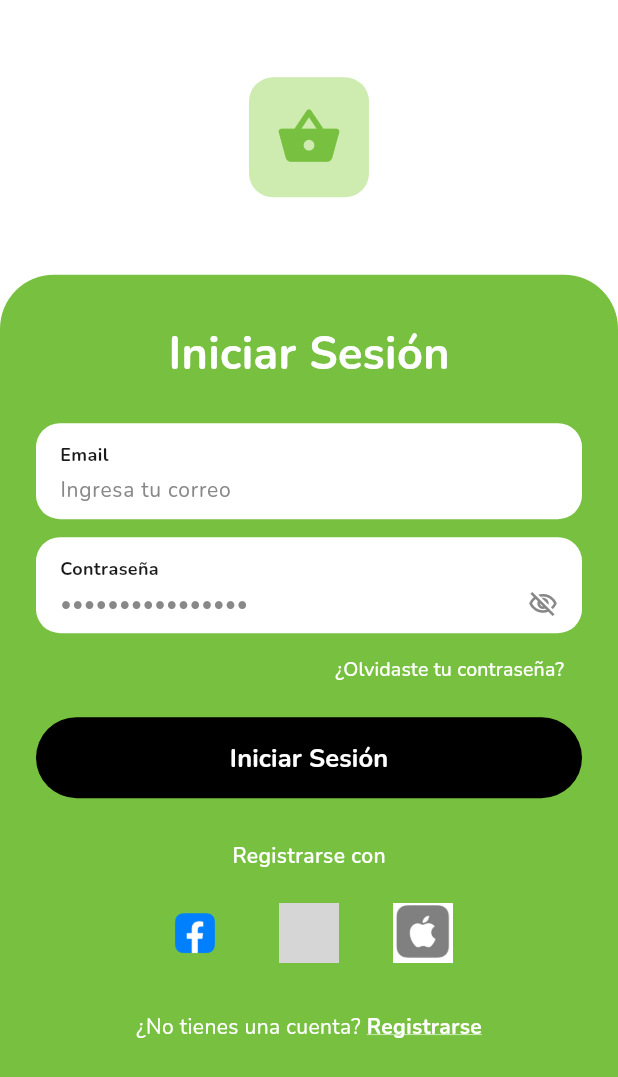
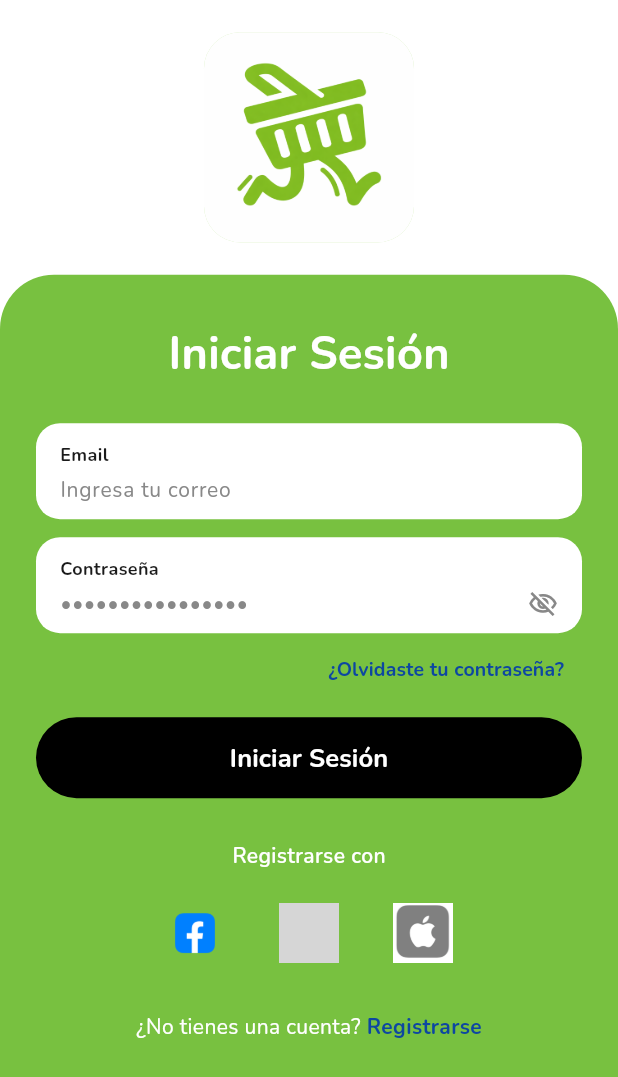
Before and after one commit to Alejom-hub/frontend_waste2zero, a Flutter app: the screen it shows after launch, after a tap on "Iniciar Sesión", on a phone screen of 412 x 824 dp. Shown: the top 1077 px of the screen. Run offline on Flutter 3.47's test engine with Material 3 defaults, Android fonts, the phone set to English and light mode, and no system bars; grey boxes are pictures that could not be loaded.

Commit message:
adding logos and changing main screens, adding last details

```diff
--- a/lib/screens/login_screen.dart
+++ b/lib/screens/login_screen.dart
@@ -41,22 +41,30 @@ class _LoginScreenState extends State<LoginScreen> {
         children: [
           // ── Zona blanca superior con logo ──
           Expanded(
-            flex: 2,
+            flex: 2, // Reducido para que la tarjeta verde suba
             child: SafeArea(
               bottom: false,
               child: Center(
                 child: Container(
-                  width: 80,
-                  height: 80,
-                  // TODO: reemplazar con Image.asset('assets/images/logo_waste2zero.png')
+                  width: 140, // Logo grande
+                  height: 140,
                   decoration: BoxDecoration(
                     color: AppColors.lightGreen,
-                    borderRadius: BorderRadius.circular(16),
+                    borderRadius: BorderRadius.circular(24),
                   ),
-                  child: const Icon(
-                    Icons.shopping_basket_rounded,
-                    color: AppColors.primaryGreen,
-                    size: 44,
+                  child: ClipRRect(
+                    borderRadius: BorderRadius.circular(24),
+                    child: Image.asset(
+                      'assets/images/greenlogo.png',
+                      fit: BoxFit.contain,
+                      errorBuilder: (context, error, stackTrace) {
+                        return const Icon(
+                          Icons.shopping_basket_rounded,
+                          color: AppColors.primaryGreen,
+                          size: 80,
+                        );
+                      },
+                    ),
                   ),
                 ),
               ),
@@ -134,12 +142,12 @@ class _LoginScreenState extends State<LoginScreen> {
                           onPressed: () {
                             // TODO: pantalla de recuperar contraseña
                           },
-                          child: const Text(
+                          child: Text(
                             '¿Olvidaste tu contraseña?',
                             style: TextStyle(
-                              color: Colors.white,
+                              color: Colors.blue[900],
                               fontSize: 13,
-                              fontWeight: FontWeight.w500,
+                              fontWeight: FontWeight.bold,
                             ),
                           ),
                         ),
@@ -236,14 +244,12 @@ class _LoginScreenState extends State<LoginScreen> {
                                 ),
                               );
                             },
-                            child: const Text(
+                            child: Text(
                               'Registrarse',
                               style: TextStyle(
-                                color: Colors.white,
+                                color: Colors.blue[900],
                                 fontSize: 14,
                                 fontWeight: FontWeight.bold,
-                                decoration: TextDecoration.underline,
-                                decorationColor: Colors.white,
                               ),
                             ),
                           ),
--- a/lib/screens/register_screen.dart
+++ b/lib/screens/register_screen.dart
@@ -233,13 +233,12 @@ class _RegisterScreenState extends State<RegisterScreen> {
                                 ),
                               );
                             },
-                            child: const Text(
+                            child: Text(
                               'Iniciar Sesión',
                               style: TextStyle(
-                                color: Colors.white,
+                                color: Colors.blue[900],
                                 fontSize: 14,
                                 fontWeight: FontWeight.bold,
-                                decoration: TextDecoration.underline,
                                 decorationColor: Colors.white,
                               ),
                             ),
--- a/lib/screens/welcome_screen.dart
+++ b/lib/screens/welcome_screen.dart
@@ -11,97 +11,69 @@ class WelcomeScreen extends StatelessWidget {
     return Scaffold(
       backgroundColor: AppColors.primaryGreen,
       body: SafeArea(
-        child: Column(
+        child: Stack(
           children: [
-            // ── Logo area (flex to fill most of the screen) ──
-            Expanded(
-              child: Center(
+            // ── LOGO: Control de POSICIÓN (x, y) y TAMAÑO (width, height) ──
+            Align(
+              // alignment: Alignment(x, y)
+              // x: -1.0 (izquierda) a 1.0 (derecha)
+              // y: -1.0 (arriba) a 1.0 (abajo)
+              // 0.0, 0.0 es el centro perfecto.
+              alignment: const Alignment(0.0, -0.15),
               child: Padding(
-                  padding: const EdgeInsets.symmetric(horizontal: 40),
-                  child: Column(
-                    mainAxisAlignment: MainAxisAlignment.center,
-                    children: [
-                      // ── PLACEHOLDER PARA EL LOGO ──
-                      // Reemplaza este Container con tu Image.asset(...)
-                      // Ejemplo:
-                      //   Image.asset(
-                      //     'assets/images/logo_waste2zero.png',
-                      //     width: 280,
-                      //   )
-                      Container(
-                        width: 280,
-                        height: 280,
-                        decoration: BoxDecoration(
-                          color: Colors.transparent,
-                          borderRadius: BorderRadius.circular(20),
-                        ),
-                        // Descomenta la siguiente linea cuando tengas el logo:
-                        // child: Image.asset('assets/images/logo_waste2zero.png'),
-                      ),
-                    ],
-                  ),
+                padding: const EdgeInsets.symmetric(horizontal: 20),
+                child: Image.asset(
+                  'assets/images/logow2z.png',
+                  width: 340,  // <--- Ajusta el ANCHO aquí
+                  height: 340, // <--- Ajusta el ALTO aquí
+                  fit: BoxFit.contain,
+                  errorBuilder: (context, error, stackTrace) {
+                    return const Icon(
+                      Icons.shopping_basket_rounded,
+                      color: Colors.white,
+                      size: 160,
+                    );
+                  },
                 ),
               ),
             ),
 
-            // ── Botones en la parte inferior ──
-            Padding(
-              padding: const EdgeInsets.fromLTRB(32, 0, 32, 48),
+            // ── Zona de Botones alineada al fondo ──
+            Align(
+              alignment: Alignment.bottomCenter,
+              child: Padding(
+                padding: const EdgeInsets.fromLTRB(32, 0, 32, 60),
                 child: Column(
+                  mainAxisSize: MainAxisSize.min,
                   children: [
                     // Botón Registrarse
-                  SizedBox(
-                    width: double.infinity,
-                    height: 56,
-                    child: ElevatedButton(
+                    _WelcomeButton(
+                      text: 'Registrarse',
                       onPressed: () {
                         Navigator.of(context).push(
-                          MaterialPageRoute(
-                            builder: (_) => const RegisterScreen(),
-                          ),
+                          MaterialPageRoute(builder: (_) => const RegisterScreen()),
                         );
                       },
-                      style: ElevatedButton.styleFrom(
-                        backgroundColor: Colors.white.withValues(alpha: 0.30),
-                        foregroundColor: Colors.white,
-                        elevation: 0,
-                        shape: RoundedRectangleBorder(
-                          borderRadius: BorderRadius.circular(32),
-                        ),
-                      ),
-                      child: const Text(
-                        'Registrarse',
-                        style: TextStyle(
-                          fontSize: 18,
-                          fontWeight: FontWeight.bold,
-                          letterSpacing: 0.5,
-                        ),
-                      ),
-                    ),
+                      backgroundColor: Colors.white.withOpacity(0.3),
+                      textColor: Colors.white,
                     ),
 
-                  const SizedBox(height: 20),
+                    const SizedBox(height: 16),
 
-                  // Enlace Iniciar Sesión
-                  GestureDetector(
-                    onTap: () {
+                    // Botón Iniciar Sesión
+                    _WelcomeButton(
+                      text: 'Iniciar Sesión',
+                      onPressed: () {
                         Navigator.of(context).push(
-                        MaterialPageRoute(
-                          builder: (_) => const LoginScreen(),
-                        ),
+                          MaterialPageRoute(builder: (_) => const LoginScreen()),
                         );
                       },
-                    child: const Text(
-                      'Iniciar Sesión',
-                      style: TextStyle(
-                        color: Colors.white,
-                        fontSize: 16,
-                        fontWeight: FontWeight.bold,
-                        letterSpacing: 0.5,
-                      ),
-                    ),
+                      backgroundColor: Colors.transparent,
+                      textColor: Colors.white,
+                      showBorder: true,
                     ),
                   ],
+                ),
               ),
             ),
           ],
@@ -110,3 +82,48 @@ class WelcomeScreen extends StatelessWidget {
     );
   }
 }
+
+// Widget auxiliar para mantener los botones uniformes
+class _WelcomeButton extends StatelessWidget {
+  final String text;
+  final VoidCallback onPressed;
+  final Color backgroundColor;
+  final Color textColor;
+  final bool showBorder;
+
+  const _WelcomeButton({
+    required this.text,
+    required this.onPressed,
+    required this.backgroundColor,
+    required this.textColor,
+    this.showBorder = false,
+  });
+
+  @override
+  Widget build(BuildContext context) {
+    return SizedBox(
+      width: double.infinity,
+      height: 56,
+      child: ElevatedButton(
+        onPressed: onPressed,
+        style: ElevatedButton.styleFrom(
+          backgroundColor: backgroundColor,
+          foregroundColor: textColor,
+          elevation: 0,
+          side: showBorder ? const BorderSide(color: Colors.white, width: 1.5) : null,
+          shape: RoundedRectangleBorder(
+            borderRadius: BorderRadius.circular(16),
+          ),
+        ),
+        child: Text(
+          text,
+          style: const TextStyle(
+            fontSize: 17,
+            fontWeight: FontWeight.bold,
+            letterSpacing: 1,
+          ),
+        ),
+      ),
+    );
+  }
+}
```
Also changed, not shown: assets/images/greenlogo.png (added), assets/images/logow2z.png (added). Lines whose indentation alone changed are shown as unchanged.
